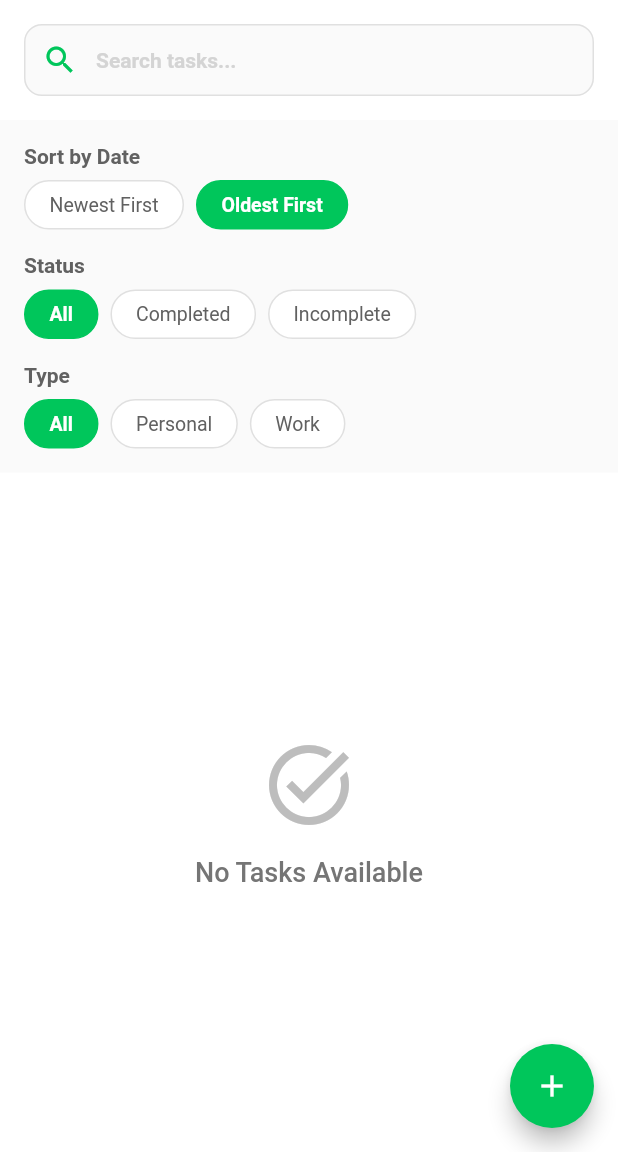
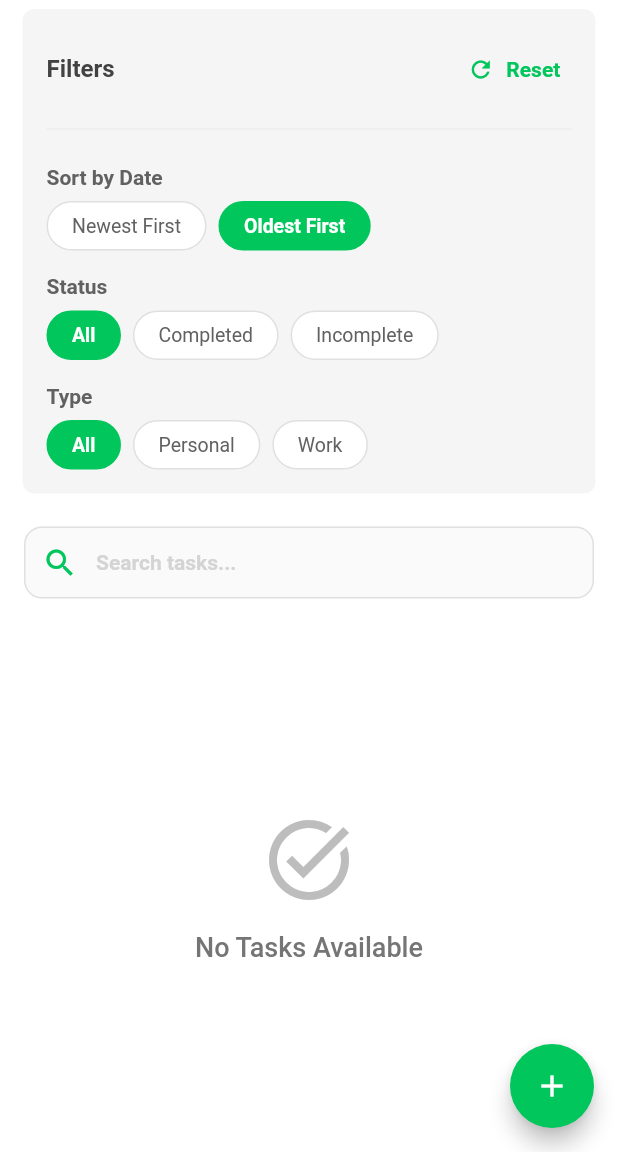
Before and after one commit to AbdelrahmanMohamed-15/bexel_tasks, a Flutter app: the HomeScreen screen opened directly, after a tap on the "filter list" icon, on a phone screen of 412 x 824 dp, the part 84-1236 px from its top. Run offline on Flutter 3.47's test engine with Material 3 defaults, Android fonts, the phone set to English and light mode, and no system bars; our stand-ins replace app_links, country_code_picker, drift, easy_localization, equatable, flutter_bloc and 7 more; missing offline and left inert: flutter_portal; accounts and stored records are empty; generated files the repository leaves out were written again; Roboto replaces fonts that are missing (Cairo-Regular); statements that could not run were skipped.

Commit message:
handle filter shape and add rest filtter function

```diff
--- a/lib/feature/home/presentation/cubit/home_cubit.dart
+++ b/lib/feature/home/presentation/cubit/home_cubit.dart
@@ -94,6 +94,16 @@ class HomeCubit extends Cubit<HomeState> {
     _updateDisplayedTasks();
   }
 
+  void resetFilters() {
+    _searchQuery = '';
+    _sortOrder = SortOrder.ascending;
+    _statusFilter = TaskStatusFilter.all;
+    _typeFilter = TaskTypeFilter.all;
+    _currentPage = 1;
+    searchController.clear();
+    _applyFilters();
+  }
+
   void loadMoreTasks() {
     // Check if there are more items to load
     final currentDisplayedCount = _displayedTasks.length;
@@ -123,7 +133,7 @@ class HomeCubit extends Cubit<HomeState> {
 
   bool _isLoadingMore = false;
 
-  void _updateDisplayedTasks() {
+  void _updateDisplayedTasks({bool forceUpdate = false}) {
     if (_filteredTasks.isEmpty) {
       _displayedTasks = [];
     } else {
@@ -131,8 +141,8 @@ class HomeCubit extends Cubit<HomeState> {
         0,
         _filteredTasks.length,
       );
-      // Always update if endIndex is different from current displayed count
-      if (endIndex != _displayedTasks.length) {
+      // Always update if endIndex is different OR if forceUpdate is true (e.g., when filters change)
+      if (endIndex != _displayedTasks.length || forceUpdate) {
         _displayedTasks = _filteredTasks.sublist(0, endIndex);
       }
     }
@@ -198,7 +208,8 @@ class HomeCubit extends Cubit<HomeState> {
       }
     });
 
-    _updateDisplayedTasks();
+    // Force update when filters are applied to ensure UI reflects the new filtered list
+    _updateDisplayedTasks(forceUpdate: true);
   }
 
   Future<void> deleteTask(Task task) async {
--- a/lib/feature/home/presentation/views/home_screen.dart
+++ b/lib/feature/home/presentation/views/home_screen.dart
@@ -49,14 +49,14 @@ class HomeScreen extends StatelessWidget {
           ),
           body: Column(
             children: [
+              // Filters Section
+              if (showFilters) FiltersSectionWidget(cubit: homeCubit),
+
               // Search Bar
               SearchBarWidget(
                 controller: homeCubit.searchController,
                 onSearch: (query) => homeCubit.searchTasks(query),
               ),
-
-              // Filters Section
-              if (showFilters) FiltersSectionWidget(cubit: homeCubit),
 
               // Tasks List
               Expanded(
@@ -65,7 +65,8 @@ class HomeScreen extends StatelessWidget {
                     : NotificationListener<ScrollNotification>(
                         onNotification: (ScrollNotification scrollInfo) {
                           if (scrollInfo is ScrollUpdateNotification) {
-                            final maxScroll = scrollInfo.metrics.maxScrollExtent;
+                            final maxScroll =
+                                scrollInfo.metrics.maxScrollExtent;
                             final currentScroll = scrollInfo.metrics.pixels;
 
                             // Only trigger if we're near the bottom and not already loading
@@ -86,7 +87,8 @@ class HomeScreen extends StatelessWidget {
                         child: ListView.builder(
                           padding: const EdgeInsets.symmetric(vertical: 10),
                           itemCount: state is HomeSuccess
-                              ? state.displayedTasks.length + (state.hasMore ? 1 : 0)
+                              ? state.displayedTasks.length +
+                                    (state.hasMore ? 1 : 0)
                               : homeCubit.tasks.length,
                           itemBuilder: (context, index) {
                             if (state is HomeSuccess) {
--- a/lib/feature/home/presentation/widget/filters_section_widget.dart
+++ b/lib/feature/home/presentation/widget/filters_section_widget.dart
@@ -1,6 +1,7 @@
 import 'package:bexel/feature/home/presentation/cubit/home_cubit.dart';
 import 'package:flutter/material.dart';
 import '../../../../core/Enums/app_enums.dart';
+import '../../../../Core/Themes/app_colors.dart';
 import 'filter_chip_widget.dart';
 
 class FiltersSectionWidget extends StatelessWidget {
@@ -12,10 +13,43 @@ class FiltersSectionWidget extends StatelessWidget {
   Widget build(BuildContext context) {
     return Container(
       padding: const EdgeInsets.all(16),
-      color: Colors.grey.shade50,
+      margin: const EdgeInsets.symmetric(horizontal: 15, vertical: 6),
+      decoration: BoxDecoration(
+        color: Colors.grey.shade100,
+        borderRadius: BorderRadius.circular(8),
+      ),
       child: Column(
         crossAxisAlignment: CrossAxisAlignment.start,
         children: [
+          // Reset Filters Button
+          Row(
+            mainAxisAlignment: MainAxisAlignment.spaceBetween,
+            children: [
+              Text(
+                'Filters',
+                style: TextStyle(
+                  fontSize: 16,
+                  fontWeight: FontWeight.bold,
+                  color: Colors.grey.shade800,
+                ),
+              ),
+              TextButton.icon(
+                onPressed: () => cubit.resetFilters(),
+                icon: const Icon(Icons.refresh, size: 18),
+                label: const Text('Reset'),
+                style: TextButton.styleFrom(
+                  foregroundColor: AppColors.primary500,
+                  textStyle: const TextStyle(
+                    fontSize: 14,
+                    fontWeight: FontWeight.w600,
+                  ),
+                ),
+              ),
+            ],
+          ),
+          const SizedBox(height: 8),
+          const Divider(),
+          const SizedBox(height: 16),
           // Sort Order
           Text(
             'Sort by Date',
```
